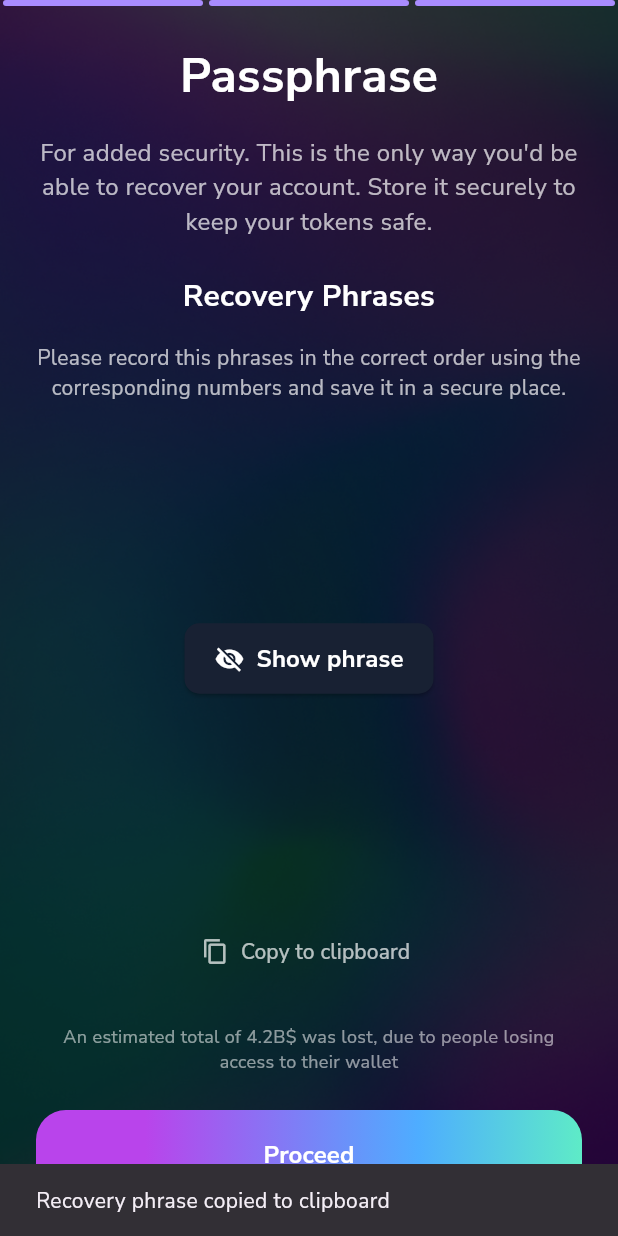
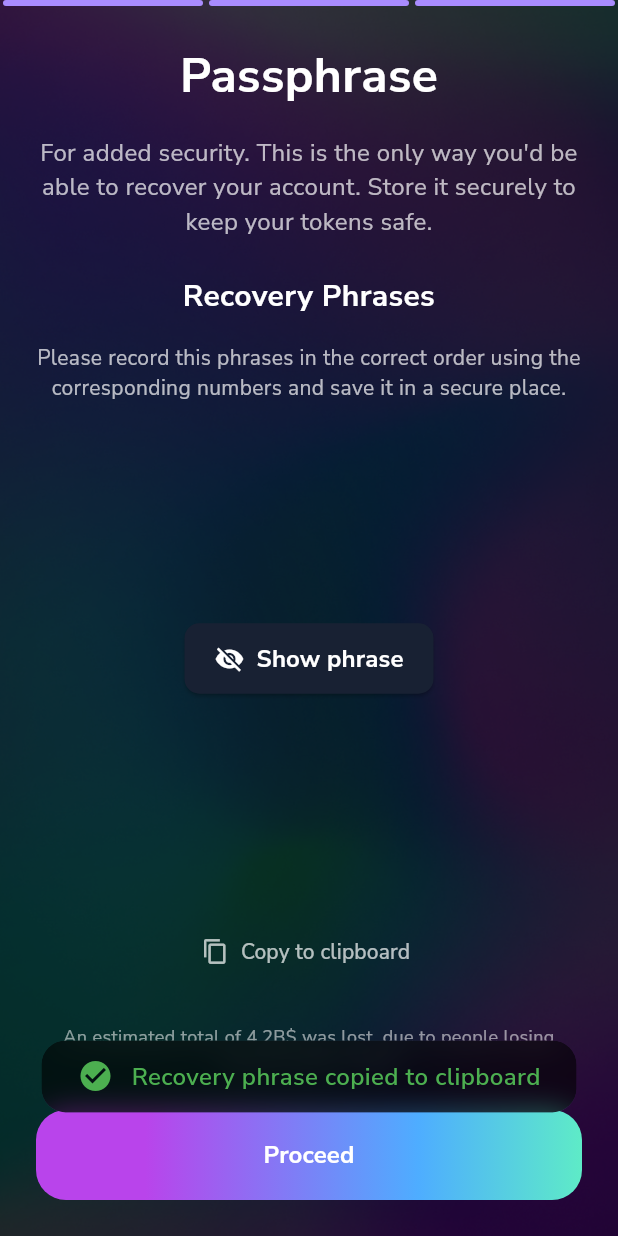
Before and after one commit to PixelDat/Solgate-mobile-app, a Flutter app: the screen it shows after launch, after a tap on "Skip", after a tap on "Next", after a tap on "Copy to clipboard", on a phone screen of 412 x 824 dp. Run offline on Flutter 3.47's test engine with Material 3 defaults, Android fonts, the phone set to English and light mode, and no system bars; our stand-ins replace cloud_firestore, firebase_auth, firebase_core, flutter_dotenv, flutter_secure_storage, google_sign_in and 1 more; missing offline and left inert: base58check, bip39, ed25519_hd_key, encrypt, twitter_login, web3dart; accounts and stored records are empty.

Commit message:
Replace snackbar with CustomToast in wallet_creation_page

```diff
--- a/lib/pages/wallet_creation_page.dart
+++ b/lib/pages/wallet_creation_page.dart
@@ -3,6 +3,8 @@ import 'package:flutter/services.dart';
 import 'package:tongate/widgets/GradientButton.dart';
 import 'package:bip39/bip39.dart' as bip39;
 import 'dart:ui';
+import 'package:tongate/utils/toast_utils.dart';
+import 'package:tongate/widgets/CustomToast.dart';
 
 class wallet_creation_page extends StatefulWidget {
   @override
@@ -23,8 +25,10 @@ class _wallet_creation_pageState extends State<wallet_creation_page> {
 
   void _copyToClipboard() {
     Clipboard.setData(ClipboardData(text: _recoveryPhrase.join(' ')));
-    ScaffoldMessenger.of(context).showSnackBar(
-      SnackBar(content: Text('Recovery phrase copied to clipboard')),
+    showCustomToast(
+      context,
+      'Recovery phrase copied to clipboard',
+      ToastType.success,
     );
   }
 
```
